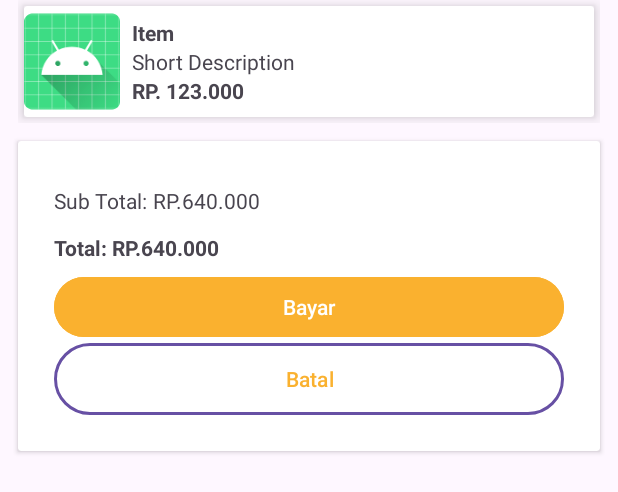
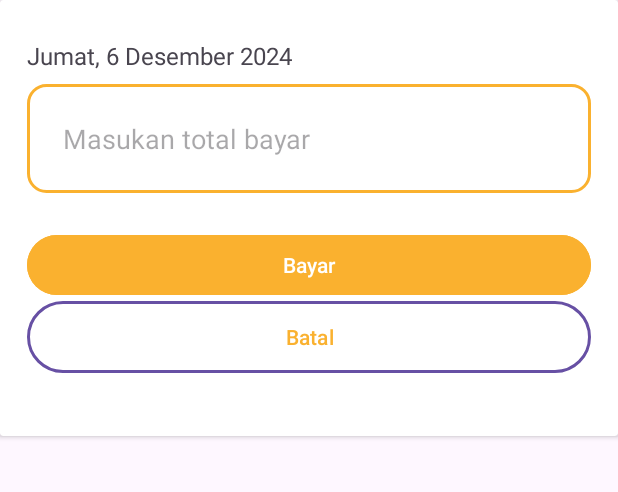
Before and after one commit to zeinirfansyah/bersamakasir_dummyapp_layout, an Android app: the layout activity_transactions.xml on its own in the app's theme, with its tools: preview values and no code run, on a phone screen of 412 x 824 dp. Shown: the top 492 px of the screen. Run offline under Robolectric (Android 15) with nearby library versions, the phone set to English and light mode, and no system bars.

Commit message:
fix [layout]: fixed layouts

```diff
--- a/app/src/main/res/drawable/button_border.xml
+++ b/app/src/main/res/drawable/button_border.xml
@@ -5,7 +5,7 @@
 
     <!-- Border (Stroke) -->
     <stroke
-        android:color="@color/primary"
+        android:color="#FAB12F"
         android:width="2dp"/>
 
     <!-- Corner radius (optional, adjust as needed) -->
--- /dev/null
+++ b/app/src/main/res/drawable/custom_edit_text.xml
@@ -0,0 +1,24 @@
+<?xml version="1.0" encoding="utf-8"?>
+<selector xmlns:android="http://schemas.android.com/apk/res/android">
+
+    <item android:state_enabled="true" android:state_focused="true">
+        <shape android:shape="rectangle">
+            <corners
+                android:radius="12dp" />
+            <solid android:color="@android:color/white" />
+            <stroke android:width="2dp" android:color="@color/primary" />
+        </shape>
+    </item>
+
+
+
+    <item android:state_enabled="true">
+        <shape android:shape="rectangle">
+            <corners
+                android:radius="12dp" />
+            <solid android:color="@android:color/white" />
+            <stroke android:width="2dp" android:color="@android:color/darker_gray" />
+        </shape>
+    </item>
+
+</selector>
--- a/app/src/main/res/layout/activity_list_item.xml
+++ b/app/src/main/res/layout/activity_list_item.xml
@@ -1,4 +1,5 @@
 <?xml version="1.0" encoding="utf-8"?>
+<!--Abaikan aja ini nggak dipake ^_^-->
 <androidx.cardview.widget.CardView
     xmlns:android="http://schemas.android.com/apk/res/android"
     xmlns:app="http://schemas.android.com/apk/res-auto"
@@ -12,33 +13,26 @@
     android:layout_width="match_parent"
     android:layout_height="wrap_content"
     android:orientation="horizontal">
-    <ImageView
-        android:id="@+id/img_item_photo"
-        android:layout_width="64dp"
-        android:layout_height="match_parent"
-        android:contentDescription="TODO"
-        android:src="@mipmap/ic_launcher_round"
-      />
-
     <LinearLayout
         android:layout_width="match_parent"
         android:layout_height="wrap_content"
         android:orientation="vertical"
         android:padding="8dp">
         <TextView
-            android:id="@+id/txt_item_title"
+            android:id="@+id/txt_date"
             android:layout_width="match_parent"
             android:layout_height="wrap_content"
-            android:text="Item"
-            android:textStyle="bold"/>
+            android:text="Jumat, 6 Desember 2024 "
+            android:textStyle="normal"/>
         <TextView
-            android:id="@+id/txt_short_description"
+            android:id="@+id/txt_title"
             android:layout_width="match_parent"
             android:layout_height="wrap_content"
-            android:text="Short Description"
-            android:textStyle="normal"/>
+            android:text="Total Bayar"
+            android:textStyle="bold"/>
+
         <TextView
-            android:id="@+id/txt_item_price"
+            android:id="@+id/txt_total_price"
             android:layout_width="match_parent"
             android:layout_height="wrap_content"
             android:text="RP. 123.000"
--- a/app/src/main/res/layout/activity_transactions.xml
+++ b/app/src/main/res/layout/activity_transactions.xml
@@ -7,71 +7,42 @@
     android:layout_height="match_parent"
     tools:context=".TransactionsActivity">
 
-   <ScrollView
-      android:id="@+id/sv_product_list"
+   <androidx.cardview.widget.CardView
        android:layout_width="match_parent"
-       android:layout_height="match_parent"
+       android:layout_height="wrap_content"
        app:layout_constraintTop_toTopOf="parent"
        app:layout_constraintStart_toStartOf="parent"
        app:layout_constraintEnd_toEndOf="parent">
       <LinearLayout
           android:layout_width="match_parent"
           android:layout_height="wrap_content"
-           android:orientation="vertical">
-           <androidx.recyclerview.widget.RecyclerView
-               android:id="@+id/rv_productList"
-               android:layout_width="match_parent"
-               android:layout_height="match_parent"
-               android:layout_marginHorizontal="12dp"
-               tools:itemCount="1"
-               tools:listitem="@layout/activity_list_item" />
-           <androidx.cardview.widget.CardView
+          android:orientation="vertical"
+          android:layout_margin="18dp">
+          <TextView
               android:layout_width="match_parent"
               android:layout_height="wrap_content"
-               android:layout_margin="12dp">
+              android:text="@string/jumat_6_desember_2024"
+              android:textSize="16dp"
+              android:layout_marginVertical="8dp"/>
+
+          <EditText
+              android:id="@+id/et_total_bayar"
+              android:layout_width="match_parent"
+              android:layout_height="wrap_content"
+              android:hint="@string/masukan_total_bayar"
+              android:autofillHints="RP.123.000"
+              android:background="@drawable/custom_edit_text"
+              android:drawablePadding="12dp"
+              android:inputType="number"
+              android:padding="24dp"
+              />
+
           <LinearLayout
               android:layout_width="match_parent"
               android:layout_height="wrap_content"
               android:orientation="vertical"
-                   android:padding="24dp">
-                   <LinearLayout
-                       android:layout_width="match_parent"
-                       android:layout_height="wrap_content"
-                       android:orientation="horizontal"
-                       android:layout_marginVertical="6dp">
-                       <TextView
-                           android:layout_width="wrap_content"
-                           android:layout_height="wrap_content"
-                           android:text="Sub Total: "
-                           android:gravity="start"/>
-                       <TextView
-                           android:layout_width="wrap_content"
-                           android:layout_height="wrap_content"
-                           android:text="RP.640.000"
-                           android:gravity="end"/>
-
-                   </LinearLayout>
-                   <LinearLayout
-                       android:layout_width="match_parent"
-                       android:layout_height="wrap_content"
-                       android:orientation="horizontal"
-                       android:layout_marginVertical="6dp">
-                       <TextView
-                           android:layout_width="wrap_content"
-                           android:layout_height="wrap_content"
-                           android:text="Total: "
-                           android:textStyle="bold"/>
-                       <TextView
-                           android:layout_width="wrap_content"
-                           android:layout_height="wrap_content"
-                           android:text="RP.640.000"
-                           android:textStyle="bold"/>
-
-                   </LinearLayout>
-                  <LinearLayout
-                      android:layout_width="match_parent"
-                      android:layout_height="wrap_content"
-                      android:orientation="vertical">
+              android:layout_marginVertical="24dp"
+              >
               <Button
                   android:id="@+id/btn_bayar"
                   android:layout_width="match_parent"
@@ -88,8 +59,8 @@
           </LinearLayout>
       </LinearLayout>
    </androidx.cardview.widget.CardView>
-       </LinearLayout>
-   </ScrollView>
+
+
 
 
 
--- a/app/src/main/res/values/strings.xml
+++ b/app/src/main/res/values/strings.xml
@@ -1,4 +1,8 @@
 <resources>
     <string name="app_name">BersamaKasirEDCLayout</string>
     <string name="masuk_ke_halaman_transaksi">Masuk ke Halaman Transaksi</string>
+    <string name="masukan_total_bayar">Masukan total bayar</string>
+    <string name="jumat_6_desember_2024">Jumat, 6 Desember 2024</string>
+    <string name="pos">POS</string>
+    <string name="edc">EDC</string>
 </resources>
--- a/gradle/libs.versions.toml
+++ b/gradle/libs.versions.toml
@@ -10,8 +10,11 @@ material = "1.12.0"
 activity = "1.9.3"
 constraintlayout = "2.2.0"
 recyclerview = "1.3.1"
+material-version = "1.12.0"
+
 
 [libraries]
+material-style = { module = "com.google.android.material:material", version.ref = "material-version" }
 picasso = { group = "com.squareup.picasso", name = "picasso", version = "2.71828" }
 androidx-core-ktx = { group = "androidx.core", name = "core-ktx", version.ref = "coreKtx" }
 junit = { group = "junit", name = "junit", version.ref = "junit" }
```
Also changed, not shown: app/src/main/java/com/example/bersamakasiredclayout/MainActivity.kt (+9 -2 lines), app/src/main/java/com/example/bersamakasiredclayout/TransactionsActivity.kt (+6 -23 lines), app/src/main/java/com/example/bersamakasiredclayout/adapter/DummyTransactionDataAdapter.kt (deleted, +0 -38 lines), app/src/main/java/com/example/bersamakasiredclayout/data/DummyTransactionData.kt (deleted, +0 -9 lines), app/src/main/res/layout/activity_main.xml (+26 -11 lines). Lines whose indentation alone changed are shown as unchanged.
